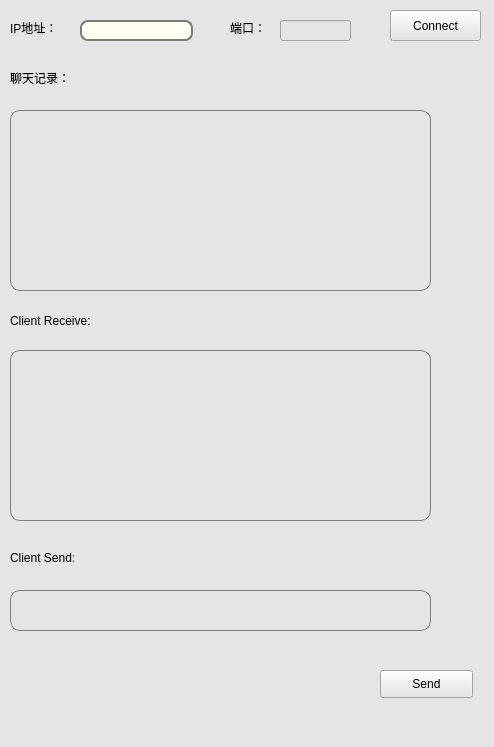
This is flower_managment_system_master_Qt_copy/mainwindow.ui in QCW-qcw/FlowerManagmentSystem-Qt as Qt 5 draws it before an edit. The edited form follows.
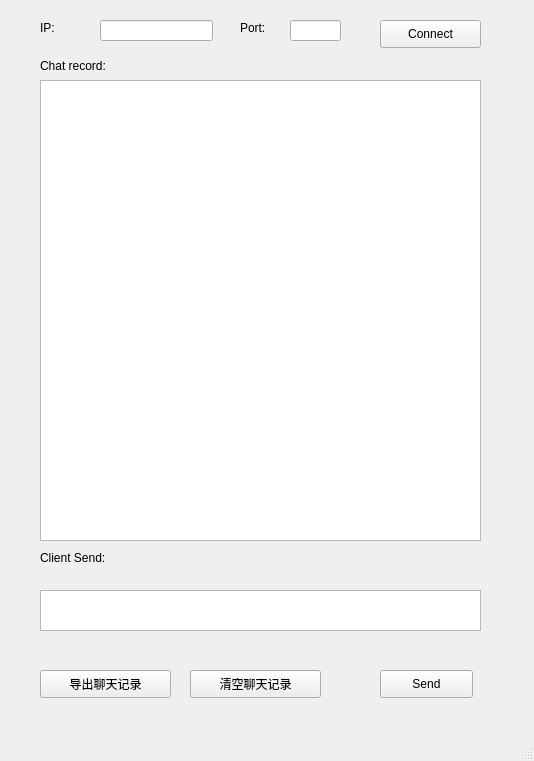
This is the edited form. Icons and pictures are not drawn.

```diff
--- a/flower_managment_system_master_Qt_copy/mainwindow.ui
+++ b/flower_managment_system_master_Qt_copy/mainwindow.ui
@@ -6,236 +6,156 @@
    <rect>
     <x>0</x>
     <y>0</y>
-    <width>494</width>
-    <height>747</height>
+    <width>534</width>
+    <height>761</height>
    </rect>
   </property>
   <property name="windowTitle">
    <string>MainWindow</string>
   </property>
-  <property name="windowIcon">
-   <iconset resource="main.qrc">
-    <normaloff>:/image/花.png</normaloff>:/image/花.png</iconset>
-  </property>
-  <property name="styleSheet">
-   <string notr="true">background-color: rgb(229, 229, 229);</string>
-  </property>
   <widget class="QWidget" name="centralwidget">
-   <widget class="QListWidget" name="messageList">
-    <property name="geometry">
-     <rect>
-      <x>10</x>
-      <y>110</y>
-      <width>421</width>
-      <height>181</height>
-     </rect>
-    </property>
-    <property name="styleSheet">
-     <string notr="true">border: 1px solid gray;/*设置边框的粗细，以及颜色*/
-border-radius: 10px;/*设置圆角的大小*/
-padding: 0 8px;/*如果没有内容光标在开始往后移动0.8像素点*/
-selection-background-color: darkgray;
-   </string>
-    </property>
-   </widget>
-   <widget class="QPushButton" name="clientSend">
-    <property name="geometry">
-     <rect>
-      <x>380</x>
-      <y>670</y>
-      <width>93</width>
-      <height>28</height>
-     </rect>
-    </property>
-    <property name="styleSheet">
-     <string notr="true">background-color: rgb(225, 225, 225);border:1px groove gray;border-radius:4px;font: 20 14pt &quot;Times New Roman&quot;;padding:1px 4px;border-style: outset;}
-
-
-                                       
-QPushButton:hover{background-color:#79ff50; color: black;}
-                                    
-QPushButton:pressed{background-color:rgb(204, 228, 247);border-style: inset;</string>
-    </property>
-    <property name="text">
-     <string>Send</string>
-    </property>
-   </widget>
    <widget class="QLabel" name="IPsorce">
     <property name="geometry">
      <rect>
-      <x>10</x>
+      <x>40</x>
       <y>20</y>
       <width>72</width>
       <height>15</height>
      </rect>
     </property>
-    <property name="styleSheet">
-     <string notr="true">font: 14pt &quot;楷体&quot;;</string>
-    </property>
     <property name="text">
-     <string>IP地址：</string>
-    </property>
-   </widget>
-   <widget class="QPushButton" name="clintConnect">
-    <property name="geometry">
-     <rect>
-      <x>390</x>
-      <y>10</y>
-      <width>91</width>
-      <height>31</height>
-     </rect>
-    </property>
-    <property name="styleSheet">
-     <string notr="true">background-color: rgb(225, 225, 225);border:1px groove gray;border-radius:4px;font: 20 14pt &quot;Times New Roman&quot;;padding:1px 4px;border-style: outset;}
-
-
-                                       
-QPushButton:hover{background-color:#79ff50; color: black;}
-                                    
-QPushButton:pressed{background-color:rgb(204, 228, 247);border-style: inset;</string>
-    </property>
-    <property name="text">
-     <string>Connect</string>
-    </property>
-   </widget>
-   <widget class="QLabel" name="label_4">
-    <property name="geometry">
-     <rect>
-      <x>10</x>
-      <y>70</y>
-      <width>91</width>
-      <height>16</height>
-     </rect>
-    </property>
-    <property name="styleSheet">
-     <string notr="true">font: 14pt &quot;楷体&quot;;</string>
-    </property>
-    <property name="text">
-     <string>聊天记录：</string>
+     <string>IP:</string>
     </property>
    </widget>
    <widget class="QLabel" name="Portsorce">
     <property name="geometry">
      <rect>
-      <x>230</x>
+      <x>240</x>
       <y>20</y>
       <width>72</width>
       <height>15</height>
      </rect>
     </property>
-    <property name="styleSheet">
-     <string notr="true">font: 14pt &quot;楷体&quot;;</string>
-    </property>
     <property name="text">
-     <string>端口：</string>
-    </property>
-   </widget>
-   <widget class="QTextEdit" name="receivemes">
-    <property name="geometry">
-     <rect>
-      <x>10</x>
-      <y>350</y>
-      <width>421</width>
-      <height>171</height>
-     </rect>
-    </property>
-    <property name="styleSheet">
-     <string notr="true">border: 1px solid gray;/*设置边框的粗细，以及颜色*/
-border-radius: 10px;/*设置圆角的大小*/
-padding: 0 8px;/*如果没有内容光标在开始往后移动0.8像素点*/
-selection-background-color: darkgray;
-   </string>
+     <string>Port:</string>
     </property>
    </widget>
    <widget class="QTextEdit" name="sendmes">
     <property name="geometry">
      <rect>
-      <x>10</x>
+      <x>40</x>
       <y>590</y>
-      <width>421</width>
+      <width>441</width>
       <height>41</height>
      </rect>
     </property>
-    <property name="styleSheet">
-     <string notr="true">border: 1px solid gray;/*设置边框的粗细，以及颜色*/
-border-radius: 10px;/*设置圆角的大小*/
-padding: 0 8px;/*如果没有内容光标在开始往后移动0.8像素点*/
-selection-background-color: darkgray;
-   </string>
+   </widget>
+   <widget class="QPushButton" name="clientSend">
+    <property name="geometry">
+     <rect>
+      <x>380</x>
+      <y>670</y>
+      <width>93</width>
+      <height>28</height>
+     </rect>
+    </property>
+    <property name="text">
+     <string>Send</string>
+    </property>
+   </widget>
+   <widget class="QPushButton" name="clintConnect">
+    <property name="geometry">
+     <rect>
+      <x>380</x>
+      <y>20</y>
+      <width>101</width>
+      <height>28</height>
+     </rect>
+    </property>
+    <property name="text">
+     <string>Connect</string>
     </property>
    </widget>
    <widget class="QLineEdit" name="IP">
     <property name="geometry">
      <rect>
-      <x>80</x>
+      <x>100</x>
       <y>20</y>
       <width>113</width>
       <height>21</height>
      </rect>
     </property>
-    <property name="styleSheet">
-     <string notr="true">QLineEdit{
- 
-	border:2px solid#7b7b7b;
-	border-radius:8px;
-	background-color:#fffef0
-}
-</string>
-    </property>
    </widget>
    <widget class="QLineEdit" name="Port">
     <property name="geometry">
      <rect>
-      <x>280</x>
+      <x>290</x>
       <y>20</y>
-      <width>71</width>
+      <width>51</width>
       <height>21</height>
      </rect>
     </property>
-    <property name="styleSheet">
-     <string notr="true">QLineEdit{
- 
-	border:2px solid#7b7b7b;
-	border-radius:8px;
-	background-color:#fffef0
-}
-border: 1px solid gray;/*设置边框的粗细，以及颜色*/
-border-radius: 10px;/*设置圆角的大小*/
-padding: 0 8px;/*如果没有内容光标在开始往后移动0.8像素点*/
-selection-background-color: darkgray;
-   </string>
-    </property>
    </widget>
    <widget class="QLabel" name="label">
     <property name="geometry">
      <rect>
-      <x>10</x>
+      <x>40</x>
       <y>550</y>
       <width>121</width>
       <height>16</height>
      </rect>
     </property>
-    <property name="styleSheet">
-     <string notr="true">font: 75 14pt &quot;Times New Roman&quot;;</string>
-    </property>
     <property name="text">
      <string>Client Send: </string>
     </property>
    </widget>
-   <widget class="QLabel" name="label_2">
+   <widget class="QLabel" name="label_4">
     <property name="geometry">
      <rect>
-      <x>10</x>
-      <y>310</y>
-      <width>121</width>
-      <height>21</height>
+      <x>40</x>
+      <y>50</y>
+      <width>131</width>
+      <height>31</height>
      </rect>
     </property>
-    <property name="styleSheet">
-     <string notr="true">font: 75 14pt &quot;Times New Roman&quot;;</string>
+    <property name="text">
+     <string>Chat record:</string>
     </property>
+   </widget>
+   <widget class="QListWidget" name="messageList">
+    <property name="geometry">
+     <rect>
+      <x>40</x>
+      <y>80</y>
+      <width>441</width>
+      <height>461</height>
+     </rect>
+    </property>
+   </widget>
+   <widget class="QPushButton" name="getRecord">
+    <property name="geometry">
+     <rect>
+      <x>40</x>
+      <y>670</y>
+      <width>131</width>
+      <height>28</height>
+     </rect>
+    </property>
     <property name="text">
-     <string>Client Receive: </string>
+     <string>导出聊天记录</string>
+    </property>
+   </widget>
+   <widget class="QPushButton" name="clearRecord">
+    <property name="geometry">
+     <rect>
+      <x>190</x>
+      <y>670</y>
+      <width>131</width>
+      <height>28</height>
+     </rect>
+    </property>
+    <property name="text">
+     <string>清空聊天记录</string>
     </property>
    </widget>
   </widget>
```
Left out of the diff: 6 changed lines with no effect on the pictures.
